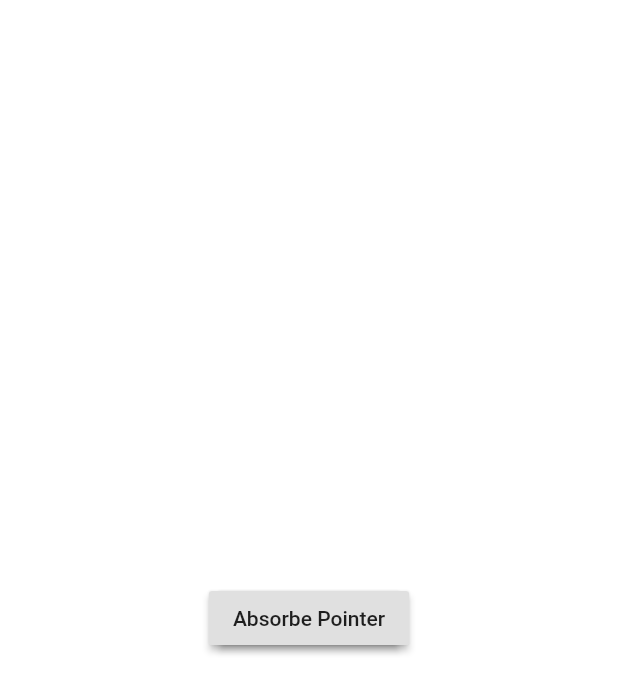
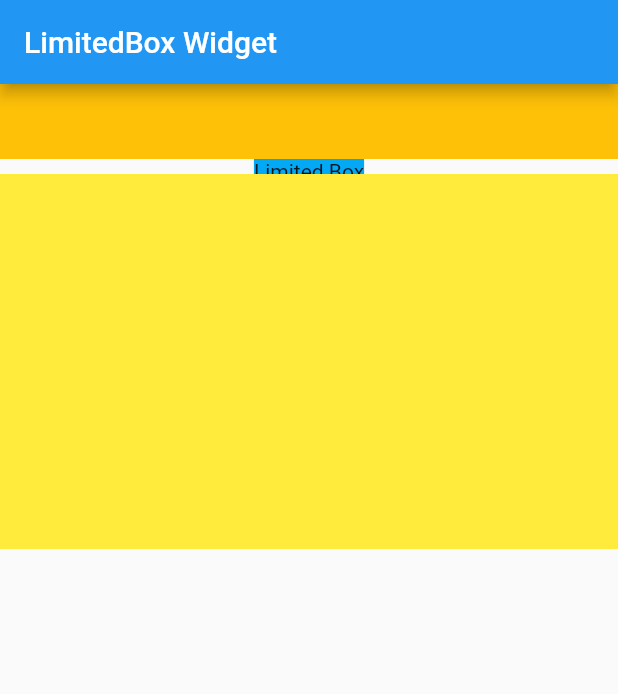
Before and after one commit to jayesh006/demo_application, a Flutter app: the screen it shows after launch, on a phone screen of 412 x 824 dp. Shown: the top 694 px of the screen. Run offline on Flutter 3.47's test engine with Material 2 defaults, Android fonts, the phone set to English and light mode, and no system bars.

```diff
--- /dev/null
+++ b/lib/Screens/limitedbox.dart
@@ -0,0 +1,36 @@
+import 'package:flutter/material.dart';
+
+class limitedbox extends StatelessWidget {
+  @override
+  Widget build(BuildContext context) {
+    return Scaffold(
+      appBar: AppBar(title: Text("LimitedBox Widget")),
+      body: Column(
+        children: <Widget>[
+          LimitedBox(
+            maxHeight: 50,
+            maxWidth: 50,
+            child: Container(
+              color: Colors.amber,
+            ),
+          ),
+          LimitedBox(
+            maxHeight: 10,
+            maxWidth: 10,
+            child: Container(
+              color: Colors.lightBlue,
+              child: Text('Limited Box'),
+            ),
+          ),
+          LimitedBox(
+            maxHeight: 250,
+            maxWidth: 250,
+            child: Container(
+              color: Colors.yellow,
+            ),
+          ),
+        ],
+      ),
+    );
+  }
+}
--- a/lib/main.dart
+++ b/lib/main.dart
@@ -1,6 +1,14 @@
+import 'package:demoapplication/Screens/aspectRatio.dart';
 import 'package:demoapplication/Screens/bottom_navigation/bottomNavigationExample.dart';
 import 'package:demoapplication/Screens/expanded.dart';
 import 'package:demoapplication/Screens/fabButton.dart';
+import 'package:demoapplication/Screens/flexible.dart';
+import 'package:demoapplication/Screens/limitedbox.dart';
+import 'package:demoapplication/Screens/overflowbox.dart';
+import 'package:demoapplication/Screens/positionWidget/centerWidget.dart';
+import 'package:demoapplication/Screens/positionWidget/positionWidget.dart';
+import 'package:demoapplication/Screens/positionWidget/sizebox.dart';
+import 'package:demoapplication/Screens/spacer.dart';
 import 'package:flutter/material.dart';
 
 import 'Screens/ClipRect/clipRectExample.dart';
@@ -35,7 +43,6 @@ class MyApp extends StatelessWidget {
         visualDensity: VisualDensity.adaptivePlatformDensity,
       ),
 
-
 // Normal title
 //      home: MyHomePage(title: 'Flutter Demo Home Page'),
 
@@ -66,12 +73,36 @@ class MyApp extends StatelessWidget {
 //    home: bottomNavigationExample(),
 
 //      Absorb Pointer
-    home: absorbPointer()
+//    home: absorbPointer()
+
+//    Align Widget
+//        home: alignWidget()
+
+//    center Widget
+//    home: centerWidget(),
+
+//    Position Widget
+//    home: positionWidget(),
+
+//    Size Box
+//    home: sizebox(),
+
+//    Flexible
+//    home: flexible(),
+
+//    Spacer
+//    home: spacer(),
+
+//    aspect Ratio
+//    home: aspectRation(),
+
+//    limited box
+      home: limitedbox(),
+
+//    overflowbox
+//    home: overflowbox(),
 
     );
-
-
-
   }
 }
 
```
Also changed, not shown: lib/Screens/aspectRatio.dart (added, +20 -0 lines), lib/Screens/flexible.dart (added, +45 -0 lines), lib/Screens/overflowbox.dart (added, +33 -0 lines), lib/Screens/positionWidget/alignWidget.dart (added, +20 -0 lines), lib/Screens/positionWidget/centerWidget.dart (added, +19 -0 lines), lib/Screens/positionWidget/positionWidget.dart (added, +33 -0 lines), lib/Screens/positionWidget/sizebox.dart (added, +33 -0 lines), lib/Screens/spacer.dart (added, +53 -0 lines).
